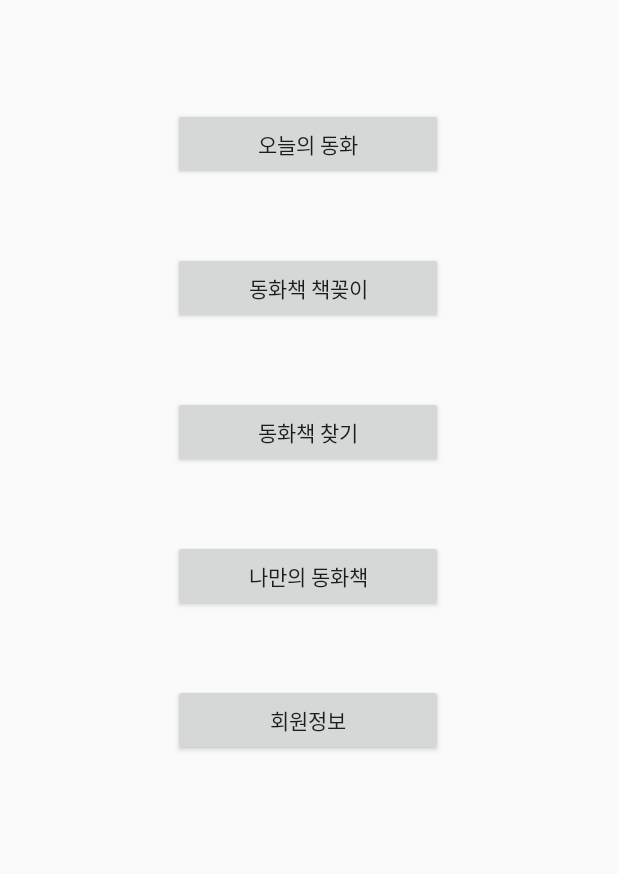
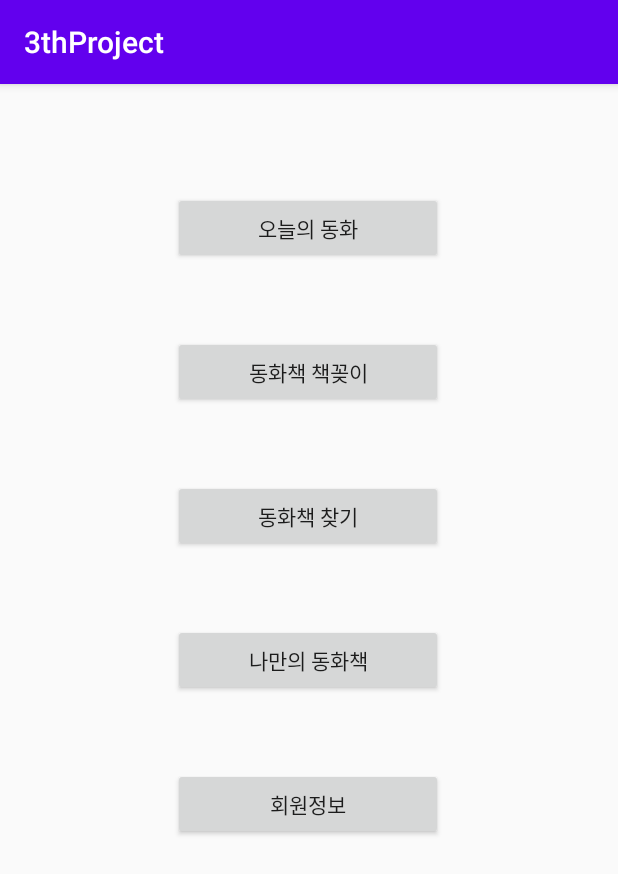
Before and after one commit to 2019-SMHRD-Deep3/BGJ_Mobile, an Android app: the MenuActivity screen opened directly, with no data from a screen before it, on a phone screen of 412 x 824 dp. Shown: the top 874 px of the screen. Run offline under Robolectric (Android 15) with nearby library versions, the phone set to English and light mode, and no system bars.

```diff
--- a/app/src/main/java/com/example/a3thproject/Firstpage.java
+++ b/app/src/main/java/com/example/a3thproject/Firstpage.java
@@ -1,5 +1,6 @@
 package com.example.a3thproject;
 
+import androidx.appcompat.app.ActionBar;
 import androidx.appcompat.app.AppCompatActivity;
 
 import android.content.Intent;
@@ -17,6 +18,9 @@ public class Firstpage extends AppCompatActivity {
     protected void onCreate(Bundle savedInstanceState) {
         super.onCreate(savedInstanceState);
         setContentView(R.layout.activity_firstpage);
+        // 타이틀 메뉴 감추기
+        ActionBar actionBar = getSupportActionBar();
+        actionBar.hide();
 
         text = findViewById(R.id.title);
 
--- a/app/src/main/java/com/example/a3thproject/MenuActivity.java
+++ b/app/src/main/java/com/example/a3thproject/MenuActivity.java
@@ -1,7 +1,9 @@
 package com.example.a3thproject;
 
+import androidx.appcompat.app.ActionBar;
 import androidx.appcompat.app.AppCompatActivity;
 
+import android.app.Notification;
 import android.content.Intent;
 import android.os.Bundle;
 import android.view.WindowManager;
@@ -12,10 +14,6 @@ public class MenuActivity extends AppCompatActivity {
     protected void onCreate(Bundle savedInstanceState) {
         super.onCreate(savedInstanceState);
 
-        // 타이틀 메뉴(상단) 감추기
-        getWindow().setFlags(WindowManager.LayoutParams.FLAG_FULLSCREEN,
-                WindowManager.LayoutParams.FLAG_FULLSCREEN);
-
         setContentView(R.layout.activity_menu);
 
         Intent intent = getIntent();
--- a/app/src/main/res/values/styles.xml
+++ b/app/src/main/res/values/styles.xml
@@ -8,7 +8,8 @@
         <item name="colorAccent">@color/colorAccent</item>
 
         <!-- 프로젝트 타이틀 감추기 -->
-        <item name="windowNoTitle">true</item>
+        <!-- 사용하지 맙시다
+        <item name="windowNoTitle">true</item> -->
 
     </style>
 
```
